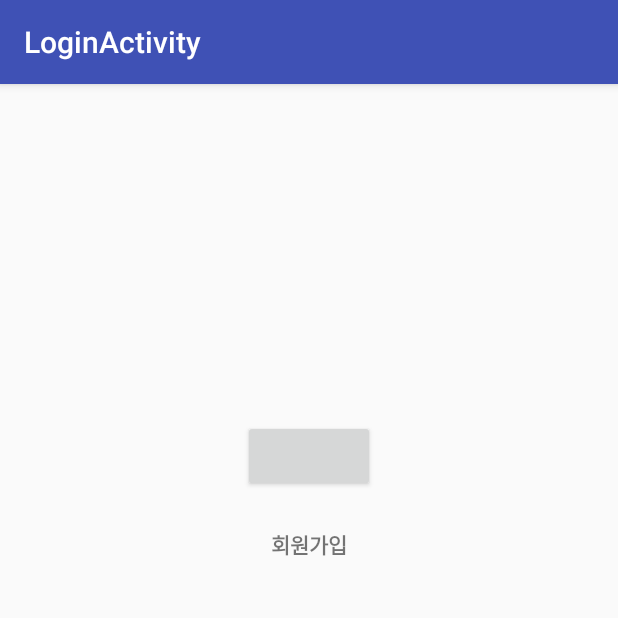
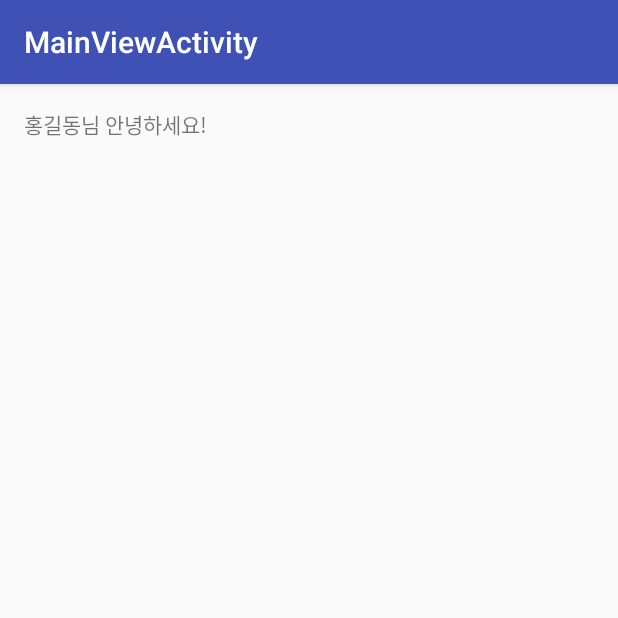
Before and after one commit to sweetpotatocatT/hwagaeJangteo1, an Android app: the LoginActivity screen opened directly, with no data from a screen before it, after a tap on "회원가입", on a phone screen of 412 x 824 dp, the top half of it. Run offline under Robolectric (Android 15) with nearby library versions, the phone set to English and light mode, and no system bars; our stand-ins replace Firebase (no records; nobody signed in at launch, a user with empty details on screens opened directly); libraries missing offline, so code that uses them is left out: com.facebook, com.facebook.appevents, com.facebook.login, com.firebase.ui; plain views replace LoginButton; 15 statements that could not run were skipped.

Commit message:
2018_08_08 20:20 Dasol's work

```diff
--- a/app/src/main/java/www/hwagae/com/hwagae/LoginActivity.java
+++ b/app/src/main/java/www/hwagae/com/hwagae/LoginActivity.java
@@ -17,6 +17,7 @@ import com.facebook.FacebookCallback;
 import com.facebook.FacebookException;
 import com.facebook.FacebookSdk;
 import com.facebook.appevents.AppEventsLogger;
+import com.facebook.login.Login;
 import com.facebook.login.LoginManager;
 import com.facebook.login.LoginResult;
 import com.facebook.login.widget.LoginButton;
@@ -27,6 +28,7 @@ import com.google.android.gms.tasks.Task;
 import com.google.firebase.auth.FirebaseAuth;
 import com.google.firebase.auth.FirebaseUser;
 import android.support.v4.app.Fragment;
+import android.widget.TextView;
 
 
 import java.util.Arrays;
@@ -37,6 +39,8 @@ public class LoginActivity extends AppCompatActivity {
     private static final int RC_SIGN_IN = 123;
     CallbackManager callbackManager;
     LoginButton loginButton;
+    TextView tvJoinus;
+
     @Override
     protected void onActivityResult(int requestCode, int resultCode, Intent data) {
         callbackManager.onActivityResult(requestCode, resultCode, data);
@@ -152,6 +156,16 @@ public class LoginActivity extends AppCompatActivity {
 
 
         LoginManager.getInstance().logInWithReadPermissions(this, Arrays.asList("public_profile"));
+
+        tvJoinus = findViewById(R.id.tvJoinus);
+        tvJoinus.setOnClickListener(new View.OnClickListener() {
+            @Override
+            public void onClick(View v) {
+                Intent it = new Intent(LoginActivity.this, MainViewActivity.class);
+                startActivity(it);
+
+            }
+        });
     }
 
 
--- a/app/src/main/java/www/hwagae/com/hwagae/MainViewActivity.java
+++ b/app/src/main/java/www/hwagae/com/hwagae/MainViewActivity.java
@@ -6,8 +6,12 @@ import android.support.design.widget.Snackbar;
 import android.support.v7.app.AppCompatActivity;
 import android.support.v7.widget.Toolbar;
 import android.view.View;
+import android.widget.TextView;
+
+import com.facebook.Profile;
 
 public class MainViewActivity extends AppCompatActivity {
+    TextView tvName;
 
     @Override
     protected void onCreate(Bundle savedInstanceState) {
@@ -16,6 +20,10 @@ public class MainViewActivity extends AppCompatActivity {
         Toolbar toolbar = (Toolbar) findViewById(R.id.toolbar);
         setSupportActionBar(toolbar);
 
+        tvName = findViewById(R.id.tvName);
+
+        tvName.setText(Profile.getCurrentProfile().getFirstName() + Profile.getCurrentProfile().getLastName());
+
     }
 
 }
--- a/app/src/main/res/layout/content_login.xml
+++ b/app/src/main/res/layout/content_login.xml
@@ -25,7 +25,6 @@
         android:layout_height="wrap_content"
         android:layout_marginTop="24dp"
         android:clickable="true"
-        android:onClick="JoinUs"
         android:text="회원가입"
         android:textStyle="bold"
         app:layout_constraintEnd_toEndOf="parent"
--- a/app/src/main/res/layout/content_main_view.xml
+++ b/app/src/main/res/layout/content_main_view.xml
@@ -8,4 +8,21 @@
     tools:context=".MainViewActivity"
     tools:showIn="@layout/activity_main_view">
 
+    <TextView
+        android:id="@+id/tvName"
+        android:layout_width="wrap_content"
+        android:layout_height="wrap_content"
+        android:layout_marginStart="16dp"
+        android:text="홍길동"
+        app:layout_constraintBaseline_toBaselineOf="@+id/textView2"
+        app:layout_constraintStart_toStartOf="parent" />
+
+    <TextView
+        android:id="@+id/textView2"
+        android:layout_width="wrap_content"
+        android:layout_height="wrap_content"
+        android:layout_marginTop="16dp"
+        android:text="님 안녕하세요!"
+        app:layout_constraintStart_toEndOf="@+id/tvName"
+        app:layout_constraintTop_toTopOf="parent" />
 </android.support.constraint.ConstraintLayout>
```
